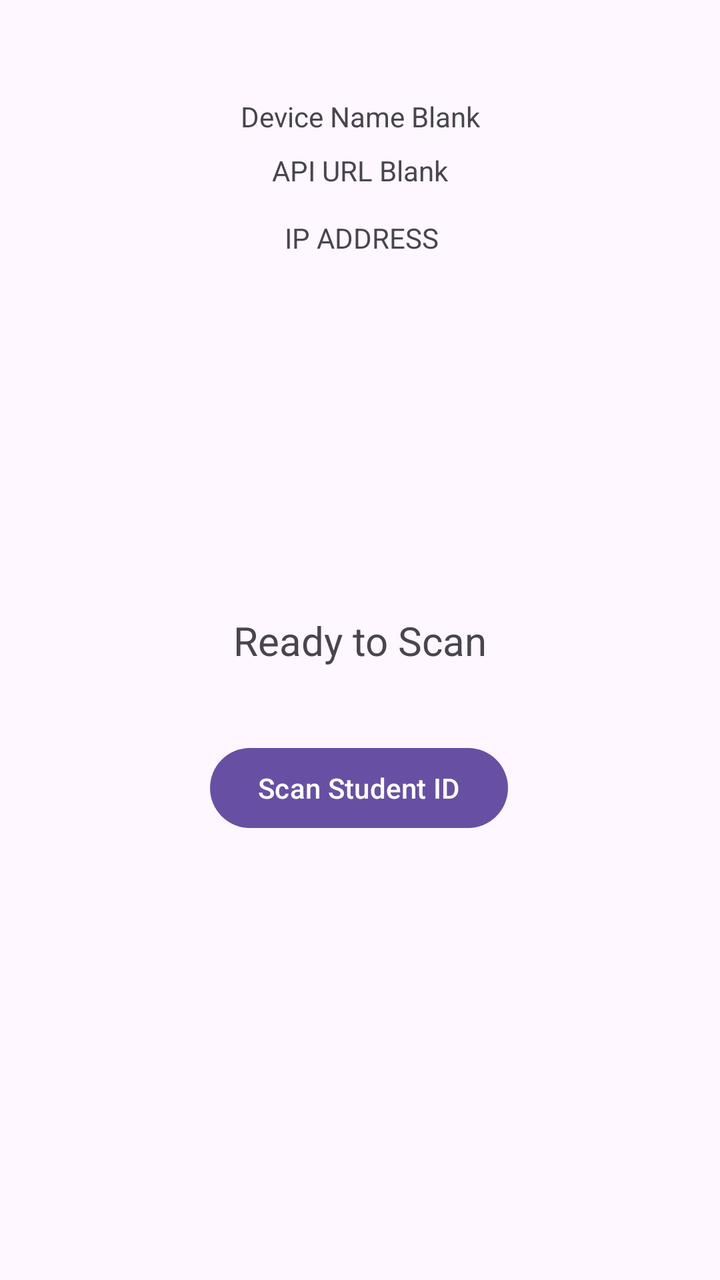
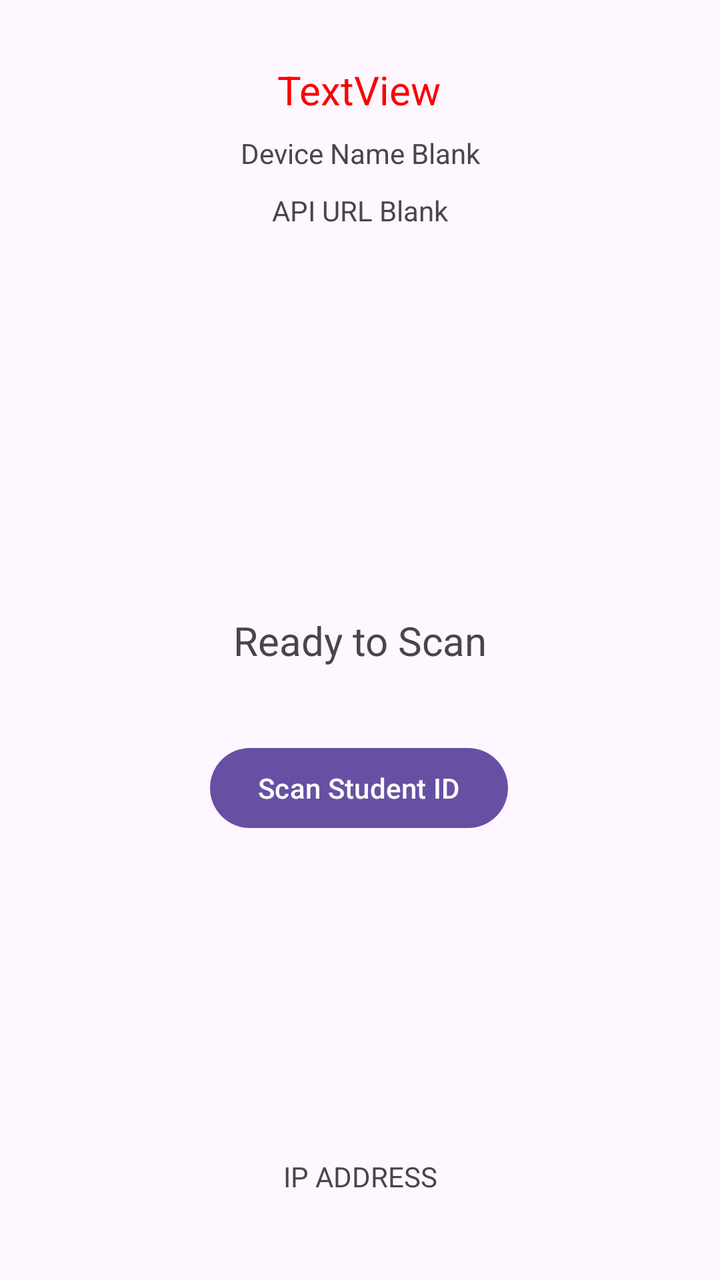

Two renders of the same Android screen: before a commit and after it. Below are the layout's source before the change and the commit's diff.
<!-- AndroidManifest.xml: application theme Theme.RealAttendance2 -->
<!-- res/layout/activity_main.xml -->
<?xml version="1.0" encoding="utf-8"?>
<androidx.constraintlayout.widget.ConstraintLayout xmlns:android="http://schemas.android.com/apk/res/android"
    xmlns:app="http://schemas.android.com/apk/res-auto"
    xmlns:tools="http://schemas.android.com/tools"
    android:id="@+id/main"
    android:layout_width="match_parent"
    android:layout_height="match_parent"
    android:gravity="center"
    android:orientation="vertical"
    android:padding="24dp">

    <TextView
        android:id="@+id/statusText"
        android:layout_width="wrap_content"
        android:layout_height="wrap_content"
        android:text="Ready to Scan"
        android:textSize="20sp"
        app:layout_constraintBottom_toBottomOf="parent"
        app:layout_constraintEnd_toEndOf="parent"
        app:layout_constraintStart_toStartOf="parent"
        app:layout_constraintTop_toTopOf="parent" />

    <Button
        android:id="@+id/scanBtn"
        android:layout_width="wrap_content"
        android:layout_height="wrap_content"
        android:text="Scan Student ID"
        app:layout_constraintBottom_toBottomOf="parent"
        app:layout_constraintEnd_toEndOf="parent"
        app:layout_constraintHorizontal_bias="0.497"
        app:layout_constraintStart_toStartOf="parent"
        app:layout_constraintTop_toTopOf="parent"
        app:layout_constraintVertical_bias="0.636" />

    <TextView
        android:id="@+id/deviceName"
        android:layout_width="wrap_content"
        android:layout_height="wrap_content"
        android:text="Device Name Blank"
        app:layout_constraintBottom_toBottomOf="parent"
        app:layout_constraintEnd_toEndOf="parent"
        app:layout_constraintStart_toStartOf="parent"
        app:layout_constraintTop_toTopOf="parent"
        app:layout_constraintVertical_bias="0.043" />

    <TextView
        android:id="@+id/apiUrl"
        android:layout_width="wrap_content"
        android:layout_height="wrap_content"
        android:text="API URL Blank"
        app:layout_constraintBottom_toBottomOf="parent"
        app:layout_constraintEnd_toEndOf="parent"
        app:layout_constraintStart_toStartOf="parent"
        app:layout_constraintTop_toTopOf="parent"
        app:layout_constraintVertical_bias="0.09" />

    <TextView
        android:id="@+id/ip_address"
        android:layout_width="wrap_content"
        android:layout_height="wrap_content"
        android:text="IP ADDRESS"
        app:layout_constraintBottom_toBottomOf="parent"
        app:layout_constraintEnd_toEndOf="parent"
        app:layout_constraintHorizontal_bias="0.503"
        app:layout_constraintStart_toStartOf="parent"
        app:layout_constraintTop_toTopOf="parent"
        app:layout_constraintVertical_bias="0.149" />


</androidx.constraintlayout.widget.ConstraintLayout>
<!-- resources referenced by this layout -->
<resources>
  <style name="Theme.RealAttendance2" parent="Base.Theme.RealAttendance2" />
  <style name="Base.Theme.RealAttendance2" parent="Theme.Material3.DayNight.NoActionBar">
          
          
      </style>
</resources>

<!-- the commit's change to res/layout/activity_main.xml (unified diff, before → after) -->
@@ -41,7 +41,7 @@
         app:layout_constraintEnd_toEndOf="parent"
         app:layout_constraintStart_toStartOf="parent"
         app:layout_constraintTop_toTopOf="parent"
-        app:layout_constraintVertical_bias="0.043" />
+        app:layout_constraintVertical_bias="0.075" />
 
     <TextView
         android:id="@+id/apiUrl"
@@ -52,7 +52,7 @@
         app:layout_constraintEnd_toEndOf="parent"
         app:layout_constraintStart_toStartOf="parent"
         app:layout_constraintTop_toTopOf="parent"
-        app:layout_constraintVertical_bias="0.09" />
+        app:layout_constraintVertical_bias="0.125" />
 
     <TextView
         android:id="@+id/ip_address"
@@ -61,10 +61,23 @@
         android:text="IP ADDRESS"
         app:layout_constraintBottom_toBottomOf="parent"
         app:layout_constraintEnd_toEndOf="parent"
-        app:layout_constraintHorizontal_bias="0.503"
         app:layout_constraintStart_toStartOf="parent"
         app:layout_constraintTop_toTopOf="parent"
-        app:layout_constraintVertical_bias="0.149" />
+        app:layout_constraintVertical_bias="0.968" />
+
+    <TextView
+        android:id="@+id/connectionStatusText"
+        android:layout_width="wrap_content"
+        android:layout_height="wrap_content"
+        android:text="TextView"
+        android:textColor="#FA0000"
+        android:textSize="20sp"
+        app:layout_constraintBottom_toBottomOf="parent"
+        app:layout_constraintEnd_toEndOf="parent"
+        app:layout_constraintHorizontal_bias="0.498"
+        app:layout_constraintStart_toStartOf="parent"
+        app:layout_constraintTop_toTopOf="parent"
+        app:layout_constraintVertical_bias="0.013" />
 
 
 </androidx.constraintlayout.widget.ConstraintLayout>
